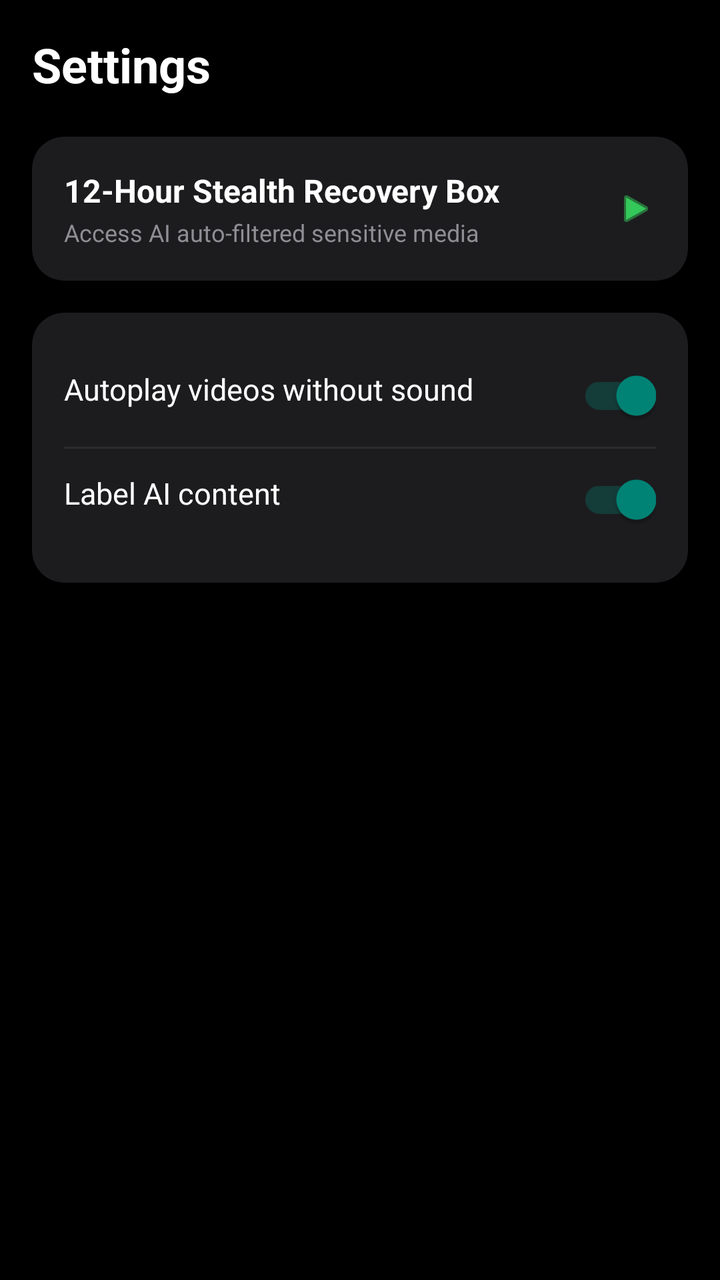
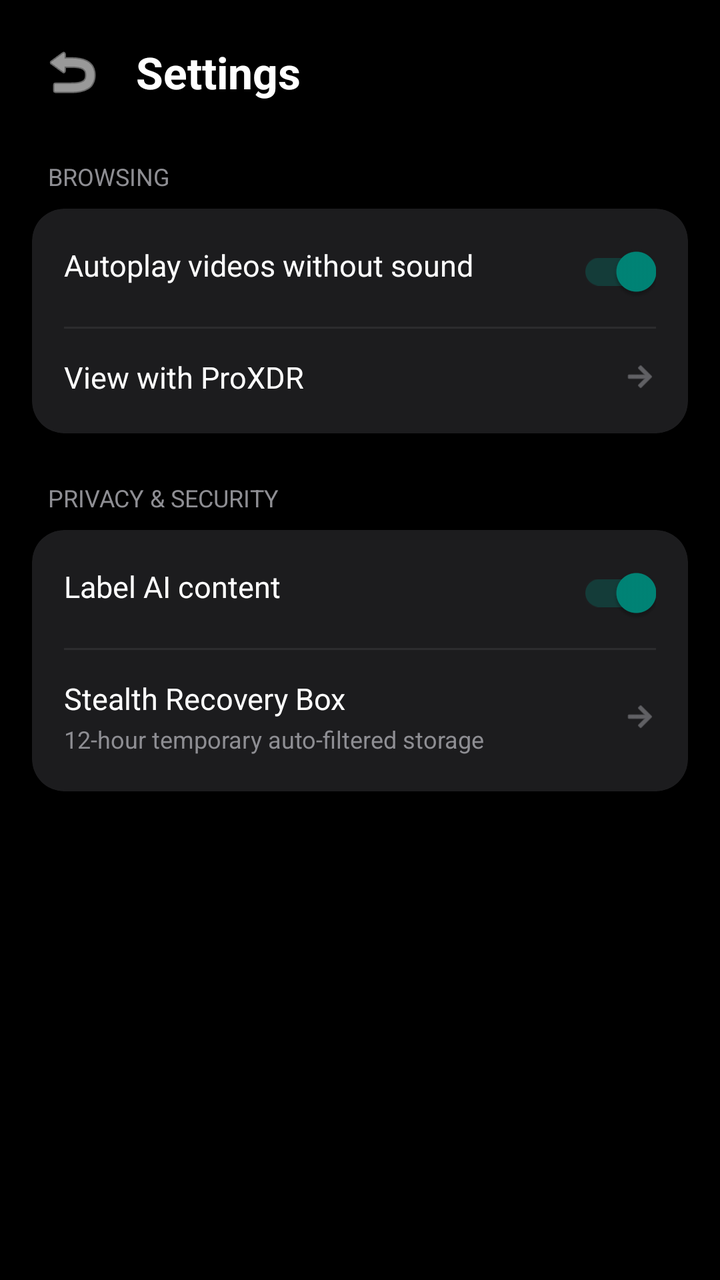

The first picture is an Android layout as it rendered before a commit; the second is the same layout after the commit. The layout source and the unified diff follow.
<!-- AndroidManifest.xml: application theme Theme.AppCompat.DayNight.NoActionBar -->
<!-- res/layout/activity_settings.xml -->
<?xml version="1.0" encoding="utf-8"?>
<ScrollView xmlns:android="http://schemas.android.com/apk/res/android"
    xmlns:app="http://schemas.android.com/apk/res-auto"
    android:layout_width="match_parent"
    android:layout_height="match_parent"
    android:background="#000000">

    <LinearLayout
        android:layout_width="match_parent"
        android:layout_height="wrap_content"
        android:orientation="vertical"
        android:padding="16dp">

        <TextView
            android:layout_width="wrap_content"
            android:layout_height="wrap_content"
            android:text="Settings"
            android:textColor="#FFFFFF"
            android:textSize="24sp"
            android:textStyle="bold"
            android:layout_marginBottom="20dp" />

        
        <androidx.cardview.widget.CardView
            android:layout_width="match_parent"
            android:layout_height="wrap_content"
            android:layout_marginBottom="16dp"
            app:cardBackgroundColor="#1C1C1E"
            app:cardCornerRadius="16dp">

            <LinearLayout
                android:id="@+id/btnOpenStealthBox"
                android:layout_width="match_parent"
                android:layout_height="wrap_content"
                android:orientation="horizontal"
                android:padding="16dp"
                android:gravity="center_vertical">

                <LinearLayout
                    android:layout_width="0dp"
                    android:layout_height="wrap_content"
                    android:layout_weight="1"
                    android:orientation="vertical">

                    <TextView
                        android:layout_width="wrap_content"
                        android:layout_height="wrap_content"
                        android:text="12-Hour Stealth Recovery Box"
                        android:textColor="#FFFFFF"
                        android:textSize="16sp"
                        android:textStyle="bold" />

                    <TextView
                        android:layout_width="wrap_content"
                        android:layout_height="wrap_content"
                        android:text="Access AI auto-filtered sensitive media"
                        android:textColor="#8E8E93"
                        android:textSize="12sp"
                        android:layout_marginTop="2dp" />
                </LinearLayout>

                <ImageView
                    android:layout_width="20dp"
                    android:layout_height="20dp"
                    android:src="@android:drawable/ic_media_play"
                    app:tint="#34C759" />
            </LinearLayout>
        </androidx.cardview.widget.CardView>

        
        <androidx.cardview.widget.CardView
            android:layout_width="match_parent"
            android:layout_height="wrap_content"
            app:cardBackgroundColor="#1C1C1E"
            app:cardCornerRadius="16dp">

            <LinearLayout
                android:layout_width="match_parent"
                android:layout_height="wrap_content"
                android:orientation="vertical"
                android:padding="16dp">

                <RelativeLayout
                    android:layout_width="match_parent"
                    android:layout_height="wrap_content"
                    android:paddingVertical="12dp">

                    <TextView
                        android:layout_width="wrap_content"
                        android:layout_height="wrap_content"
                        android:text="Autoplay videos without sound"
                        android:textColor="#FFFFFF"
                        android:textSize="15sp" />

                    <androidx.appcompat.widget.SwitchCompat
                        android:layout_width="wrap_content"
                        android:layout_height="wrap_content"
                        android:layout_alignParentEnd="true"
                        android:checked="true" />
                </RelativeLayout>

                <View
                    android:layout_width="match_parent"
                    android:layout_height="1dp"
                    android:background="#2C2C2E" />

                <RelativeLayout
                    android:layout_width="match_parent"
                    android:layout_height="wrap_content"
                    android:paddingVertical="12dp">

                    <TextView
                        android:layout_width="wrap_content"
                        android:layout_height="wrap_content"
                        android:text="Label AI content"
                        android:textColor="#FFFFFF"
                        android:textSize="15sp" />

                    <androidx.appcompat.widget.SwitchCompat
                        android:layout_width="wrap_content"
                        android:layout_height="wrap_content"
                        android:layout_alignParentEnd="true"
                        android:checked="true" />
                </RelativeLayout>

            </LinearLayout>
        </androidx.cardview.widget.CardView>

    </LinearLayout>
</ScrollView>
<!-- resources referenced by this layout -->
<resources>

</resources>

<!-- the commit's change to res/layout/activity_settings.xml (unified diff, before → after) -->
@@ -11,66 +11,47 @@
         android:orientation="vertical"
         android:padding="16dp">
 
+        
+        <RelativeLayout
+            android:layout_width="match_parent"
+            android:layout_height="wrap_content"
+            android:layout_marginBottom="24dp">
+
+            <ImageButton
+                android:id="@+id/btnSettingsBack"
+                android:layout_width="40dp"
+                android:layout_height="40dp"
+                android:layout_centerVertical="true"
+                android:background="?attr/selectableItemBackgroundBorderless"
+                android:src="@android:drawable/ic_menu_revert"
+                app:tint="#FFFFFF" />
+
+            <TextView
+                android:layout_width="wrap_content"
+                android:layout_height="wrap_content"
+                android:layout_centerVertical="true"
+                android:layout_toEndOf="@id/btnSettingsBack"
+                android:layout_marginStart="12dp"
+                android:text="Settings"
+                android:textColor="#FFFFFF"
+                android:textSize="22sp"
+                android:textStyle="bold" />
+        </RelativeLayout>
+
+        
         <TextView
             android:layout_width="wrap_content"
             android:layout_height="wrap_content"
-            android:text="Settings"
-            android:textColor="#FFFFFF"
-            android:textSize="24sp"
-            android:textStyle="bold"
-            android:layout_marginBottom="20dp" />
-
-        
+            android:text="BROWSING"
+            android:textColor="#8E8E93"
+            android:textSize="12sp"
+            android:layout_marginBottom="8dp"
+            android:layout_marginStart="8dp" />
+
         <androidx.cardview.widget.CardView
             android:layout_width="match_parent"
             android:layout_height="wrap_content"
-            android:layout_marginBottom="16dp"
-            app:cardBackgroundColor="#1C1C1E"
-            app:cardCornerRadius="16dp">
-
-            <LinearLayout
-                android:id="@+id/btnOpenStealthBox"
-                android:layout_width="match_parent"
-                android:layout_height="wrap_content"
-                android:orientation="horizontal"
-                android:padding="16dp"
-                android:gravity="center_vertical">
-
-                <LinearLayout
-                    android:layout_width="0dp"
-                    android:layout_height="wrap_content"
-                    android:layout_weight="1"
-                    android:orientation="vertical">
-
-                    <TextView
-                        android:layout_width="wrap_content"
-                        android:layout_height="wrap_content"
-                        android:text="12-Hour Stealth Recovery Box"
-                        android:textColor="#FFFFFF"
-                        android:textSize="16sp"
-                        android:textStyle="bold" />
-
-                    <TextView
-                        android:layout_width="wrap_content"
-                        android:layout_height="wrap_content"
-                        android:text="Access AI auto-filtered sensitive media"
-                        android:textColor="#8E8E93"
-                        android:textSize="12sp"
-                        android:layout_marginTop="2dp" />
-                </LinearLayout>
-
-                <ImageView
-                    android:layout_width="20dp"
-                    android:layout_height="20dp"
-                    android:src="@android:drawable/ic_media_play"
-                    app:tint="#34C759" />
-            </LinearLayout>
-        </androidx.cardview.widget.CardView>
-
-        
-        <androidx.cardview.widget.CardView
-            android:layout_width="match_parent"
-            android:layout_height="wrap_content"
+            android:layout_marginBottom="24dp"
             app:cardBackgroundColor="#1C1C1E"
             app:cardCornerRadius="16dp">
 
@@ -78,12 +59,13 @@
                 android:layout_width="match_parent"
                 android:layout_height="wrap_content"
                 android:orientation="vertical"
-                android:padding="16dp">
-
-                <RelativeLayout
-                    android:layout_width="match_parent"
-                    android:layout_height="wrap_content"
-                    android:paddingVertical="12dp">
+                android:paddingHorizontal="16dp"
+                android:paddingVertical="4dp">
+
+                <RelativeLayout
+                    android:layout_width="match_parent"
+                    android:layout_height="wrap_content"
+                    android:paddingVertical="14dp">
 
                     <TextView
                         android:layout_width="wrap_content"
@@ -107,7 +89,54 @@
                 <RelativeLayout
                     android:layout_width="match_parent"
                     android:layout_height="wrap_content"
-                    android:paddingVertical="12dp">
+                    android:paddingVertical="14dp">
+
+                    <TextView
+                        android:layout_width="wrap_content"
+                        android:layout_height="wrap_content"
+                        android:text="View with ProXDR"
+                        android:textColor="#FFFFFF"
+                        android:textSize="15sp" />
+
+                    <ImageView
+                        android:layout_width="16dp"
+                        android:layout_height="16dp"
+                        android:layout_alignParentEnd="true"
+                        android:layout_centerVertical="true"
+                        android:src="@android:drawable/ic_menu_forward"
+                        app:tint="#8E8E93" />
+                </RelativeLayout>
+            </LinearLayout>
+        </androidx.cardview.widget.CardView>
+
+        
+        <TextView
+            android:layout_width="wrap_content"
+            android:layout_height="wrap_content"
+            android:text="PRIVACY &amp; SECURITY"
+            android:textColor="#8E8E93"
+            android:textSize="12sp"
+            android:layout_marginBottom="8dp"
+            android:layout_marginStart="8dp" />
+
+        <androidx.cardview.widget.CardView
+            android:layout_width="match_parent"
+            android:layout_height="wrap_content"
+            android:layout_marginBottom="24dp"
+            app:cardBackgroundColor="#1C1C1E"
+            app:cardCornerRadius="16dp">
+
+            <LinearLayout
+                android:layout_width="match_parent"
+                android:layout_height="wrap_content"
+                android:orientation="vertical"
+                android:paddingHorizontal="16dp"
+                android:paddingVertical="4dp">
+
+                <RelativeLayout
+                    android:layout_width="match_parent"
+                    android:layout_height="wrap_content"
+                    android:paddingVertical="14dp">
 
                     <TextView
                         android:layout_width="wrap_content"
@@ -123,6 +152,52 @@
                         android:checked="true" />
                 </RelativeLayout>
 
+                <View
+                    android:layout_width="match_parent"
+                    android:layout_height="1dp"
+                    android:background="#2C2C2E" />
+
+                
+                <RelativeLayout
+                    android:id="@+id/btnOpenStealthBox"
+                    android:layout_width="match_parent"
+                    android:layout_height="wrap_content"
+                    android:paddingVertical="14dp"
+                    android:background="?attr/selectableItemBackground">
+
+                    <LinearLayout
+                        android:layout_width="wrap_content"
+                        android:layout_height="wrap_content"
+                        android:orientation="vertical"
+                        android:layout_alignParentStart="true"
+                        android:layout_toStartOf="@id/icArrowStealth">
+
+                        <TextView
+                            android:layout_width="wrap_content"
+                            android:layout_height="wrap_content"
+                            android:text="Stealth Recovery Box"
+                            android:textColor="#FFFFFF"
+                            android:textSize="15sp" />
+
+                        <TextView
+                            android:layout_width="wrap_content"
+                            android:layout_height="wrap_content"
+                            android:text="12-hour temporary auto-filtered storage"
+                            android:textColor="#8E8E93"
+                            android:textSize="12sp"
+                            android:layout_marginTop="2dp" />
+                    </LinearLayout>
+
+                    <ImageView
+                        android:id="@+id/icArrowStealth"
+                        android:layout_width="16dp"
+                        android:layout_height="16dp"
+                        android:layout_alignParentEnd="true"
+                        android:layout_centerVertical="true"
+                        android:src="@android:drawable/ic_menu_forward"
+                        app:tint="#8E8E93" />
+                </RelativeLayout>
+
             </LinearLayout>
         </androidx.cardview.widget.CardView>
 
